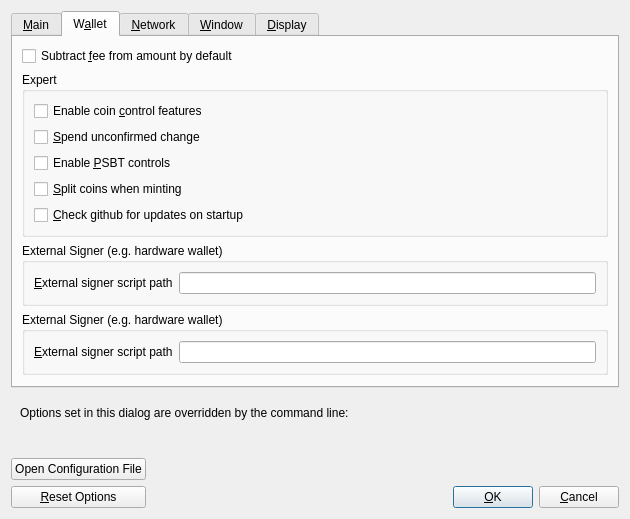
Above: src/qt/forms/optionsdialog.ui from equalishcoin/equalishcoind before the change. Below: the same form after it.
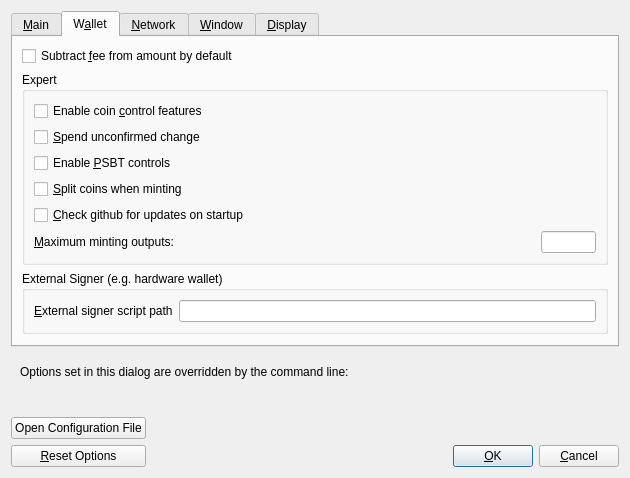
That is the form after the change. The open tabs and pages were chosen to show the change. Custom widgets are drawn as their Qt base class.

Commit message: rfc28 implementation with configurable max minting utxos (default 1000 utxos)

Diff of the .ui file:
```diff
--- a/src/qt/forms/optionsdialog.ui
+++ b/src/qt/forms/optionsdialog.ui
@@ -232,21 +232,15 @@
             </property>
            </widget>
           </item>
-         </layout>
-        </widget>
-       </item>
-       <item>
-        <widget class="QGroupBox" name="groupBoxHww">
-         <property name="title">
-          <string>External Signer (e.g. hardware wallet)</string>
-         </property>
-         <layout class="QVBoxLayout" name="verticalLayoutHww">
           <item>
-           <layout class="QHBoxLayout" name="horizontalLayoutHww">
+           <layout class="QHBoxLayout" name="horizontalLayout_minting" stretch="0,0,0,0">
             <item>
-             <widget class="QLabel" name="externalSignerPathLabel">
+             <widget class="QLabel" name="maxMintingUtxosLabel">
               <property name="text">
-               <string>&amp;External signer script path</string>
+               <string>&amp;Maximum minting outputs:</string>
+              </property>
+              <property name="textFormat">
+               <enum>Qt::PlainText</enum>
               </property>
               <property name="buddy">
                <cstring>externalSignerPath</cstring>
@@ -254,7 +248,19 @@
              </widget>
             </item>
             <item>
-             <widget class="QLineEdit" name="externalSignerPath">
+             <widget class="QLineEdit" name="maxMintingUtxos">
+              <property name="minimumSize">
+               <size>
+                <width>55</width>
+                <height>0</height>
+               </size>
+              </property>
+              <property name="maximumSize">
+               <size>
+                <width>55</width>
+                <height>16777215</height>
+               </size>
+              </property>
               <property name="toolTip">
                <string>Full path to a Bitcoin Core compatible script (e.g. C:\Downloads\hwi.exe or /Users/you/Downloads/hwi.py). Beware: malware can steal your coins!</string>
               </property>
```
Left out of the diff: 4 changed lines with no effect on the pictures. The commit also changes 6 other files.
